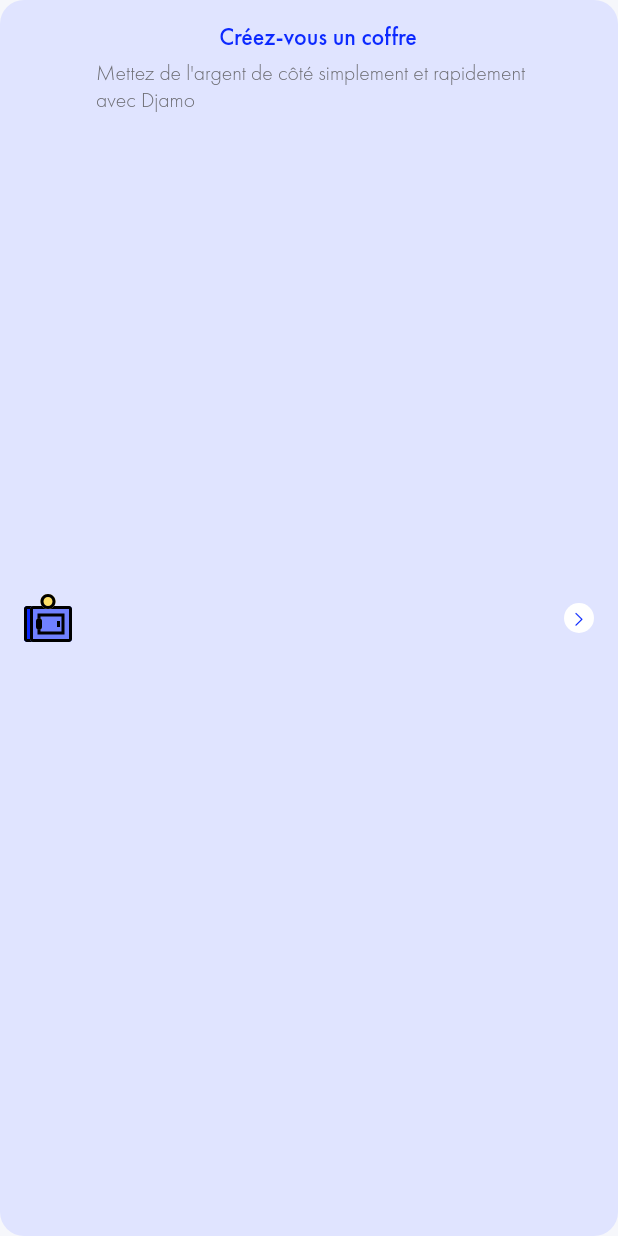
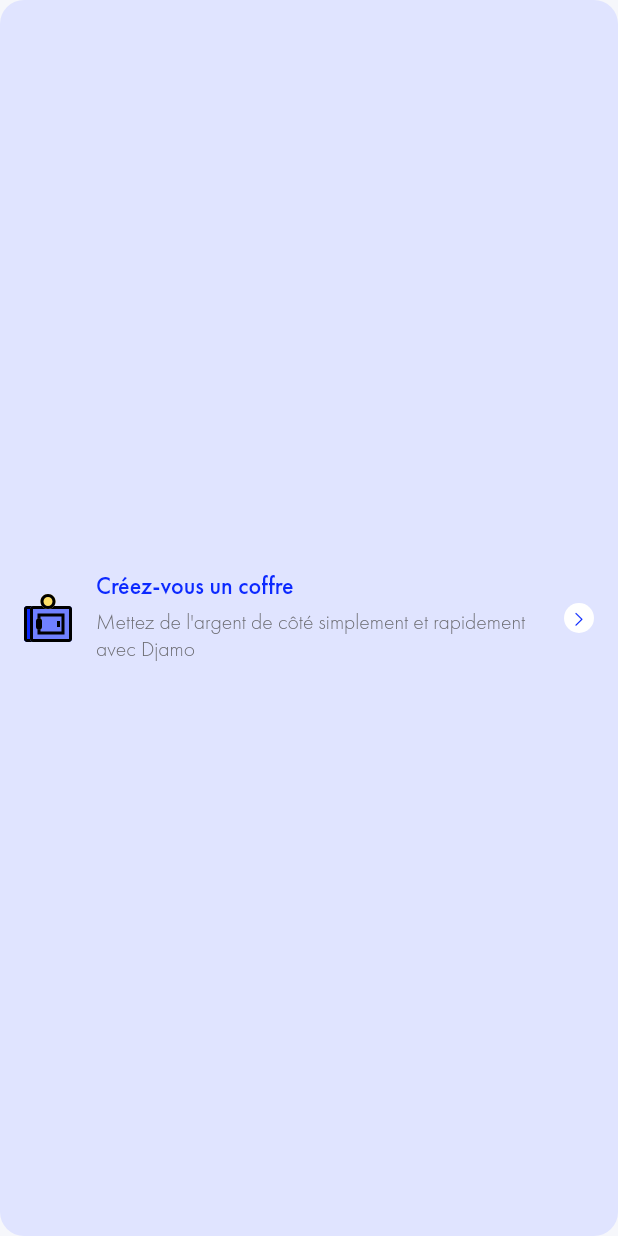
Before and after one commit to djamoapp/app-ui, a Flutter app: the AppListTile widget shown alone on an empty page, opened directly, on a phone screen of 412 x 824 dp. Run offline on Flutter 3.47's test engine with Material 2 defaults, Android fonts, the light colour scheme and no system bars; our stand-ins replace cached_network_image, charts_flutter, countup, dotted_line, flutter_svg, gap and 3 more; missing offline and left inert: custom_sliding_segmented_control.

Commit message:
Update app list tile

```diff
--- a/lib/core_components/controls/list_tile/app_list_tile.dart
+++ b/lib/core_components/controls/list_tile/app_list_tile.dart
@@ -30,7 +30,7 @@ class AppListTile extends StatelessWidget {
     this.afterTitleGap,
     this.titleWidget,
     this.subTitleWidget,
-    this.columnCrossAxisAlignment,
+    this.columnMainAxisAlignment,
   }) : super(key: key);
 
   final Color? backgroundColor;
@@ -77,7 +77,7 @@ class AppListTile extends StatelessWidget {
 
   final Widget? subTitleWidget;
 
-  final CrossAxisAlignment? columnCrossAxisAlignment;
+  final MainAxisAlignment? columnMainAxisAlignment;
 
   @override
   Widget build(BuildContext context) {
@@ -108,8 +108,9 @@ class AppListTile extends StatelessWidget {
             ],
             Expanded(
               child: Column(
-                crossAxisAlignment:
-                    columnCrossAxisAlignment ?? CrossAxisAlignment.center,
+                crossAxisAlignment: CrossAxisAlignment.start,
+                mainAxisAlignment:
+                    columnMainAxisAlignment ?? MainAxisAlignment.center,
                 children: [
                   titleWidget ??
                       Text(
```
